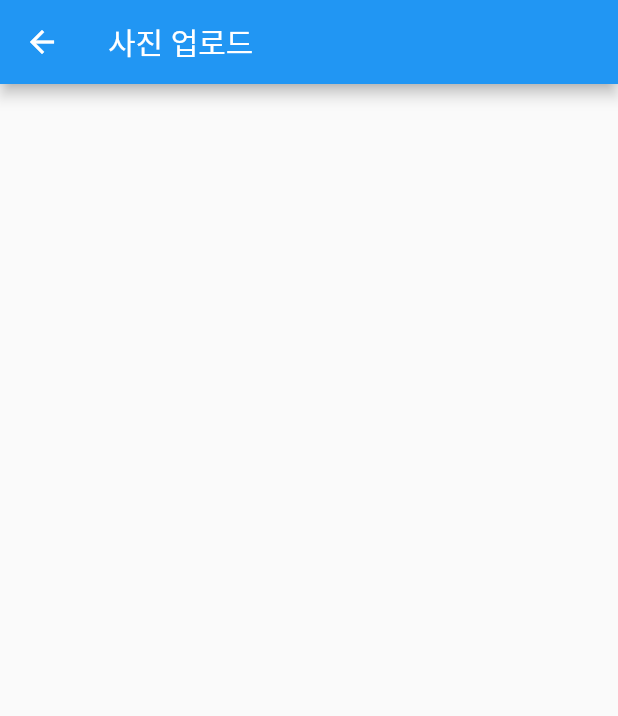
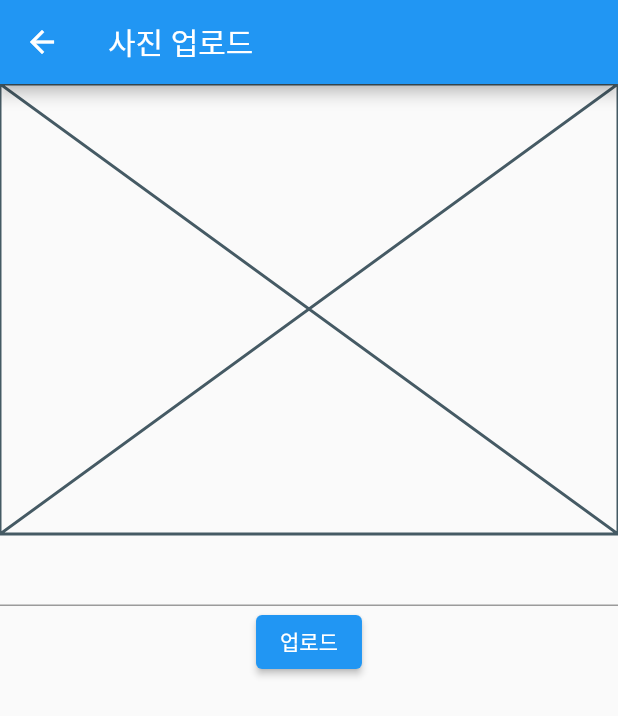
Before and after one commit to semin-flutter-2/flutter, a Flutter app: the PhotoListScreen screen opened directly, after a tap on the "add" icon, on a phone screen of 412 x 824 dp. Shown: the top 716 px of the screen. Run offline on Flutter 3.47's test engine with Material 2 defaults, Android fonts, the phone set to English and light mode, and no system bars; our stand-ins replace carousel_slider, cloud_firestore, firebase_auth, firebase_core, image_picker; missing offline and left inert: flutterfire_ui; accounts and stored records are empty; generated files the repository leaves out were written again; network calls fail.

Commit message:
Firebase Storage 예제 2
- image_picker memory 활용

```diff
--- a/firebase_sample/lib/presentation/photo_list/photo_list_screen.dart
+++ b/firebase_sample/lib/presentation/photo_list/photo_list_screen.dart
@@ -21,7 +21,7 @@ class PhotoListScreen extends StatelessWidget {
         onPressed: () {
           Navigator.push(
             context,
-            MaterialPageRoute(builder: (context) => const PhotoUploadScreen()),
+            MaterialPageRoute(builder: (context) => PhotoUploadScreen()),
           );
         },
         child: const Icon(Icons.add),
--- a/firebase_sample/lib/presentation/photo_upload/photo_upload_screen.dart
+++ b/firebase_sample/lib/presentation/photo_upload/photo_upload_screen.dart
@@ -1,7 +1,19 @@
+import 'dart:typed_data';
+
 import 'package:flutter/material.dart';
+import 'package:image_picker/image_picker.dart';
 
-class PhotoUploadScreen extends StatelessWidget {
-  const PhotoUploadScreen({Key? key}) : super(key: key);
+class PhotoUploadScreen extends StatefulWidget {
+  PhotoUploadScreen({Key? key}) : super(key: key);
+
+  @override
+  State<PhotoUploadScreen> createState() => _PhotoUploadScreenState();
+}
+
+class _PhotoUploadScreenState extends State<PhotoUploadScreen> {
+  final ImagePicker _picker = ImagePicker();
+
+  Uint8List? _memory;
 
   @override
   Widget build(BuildContext context) {
@@ -9,7 +21,35 @@ class PhotoUploadScreen extends StatelessWidget {
       appBar: AppBar(
         title: const Text('사진 업로드'),
       ),
-      body: Container(),
+      body: Column(
+        children: [
+          InkWell(
+            onTap: () async {
+              final XFile? image =
+                  await _picker.pickImage(source: ImageSource.gallery);
+              if (image == null) {
+                // 취소
+              } else {
+                // 사진 선택
+                final bytes = await image.readAsBytes();
+                setState(() {
+                  _memory = bytes;
+                });
+              }
+            },
+            child: SizedBox(
+              width: double.infinity,
+              height: 300,
+              child: _memory == null ? Placeholder() : Image.memory(_memory!),
+            ),
+          ),
+          TextField(),
+          ElevatedButton(
+            onPressed: () {},
+            child: Text('업로드'),
+          ),
+        ],
+      ),
     );
   }
 }
--- a/firebase_sample/pubspec.yaml
+++ b/firebase_sample/pubspec.yaml
@@ -37,6 +37,7 @@ dependencies:
   firebase_core: ^1.12.0
   flutterfire_ui: ^0.3.4
   cloud_firestore: ^3.1.8
+  image_picker: ^0.8.4+8
 
 dev_dependencies:
   flutter_test:
```
Also changed, not shown: firebase_sample/pubspec.lock, 2 other files.
